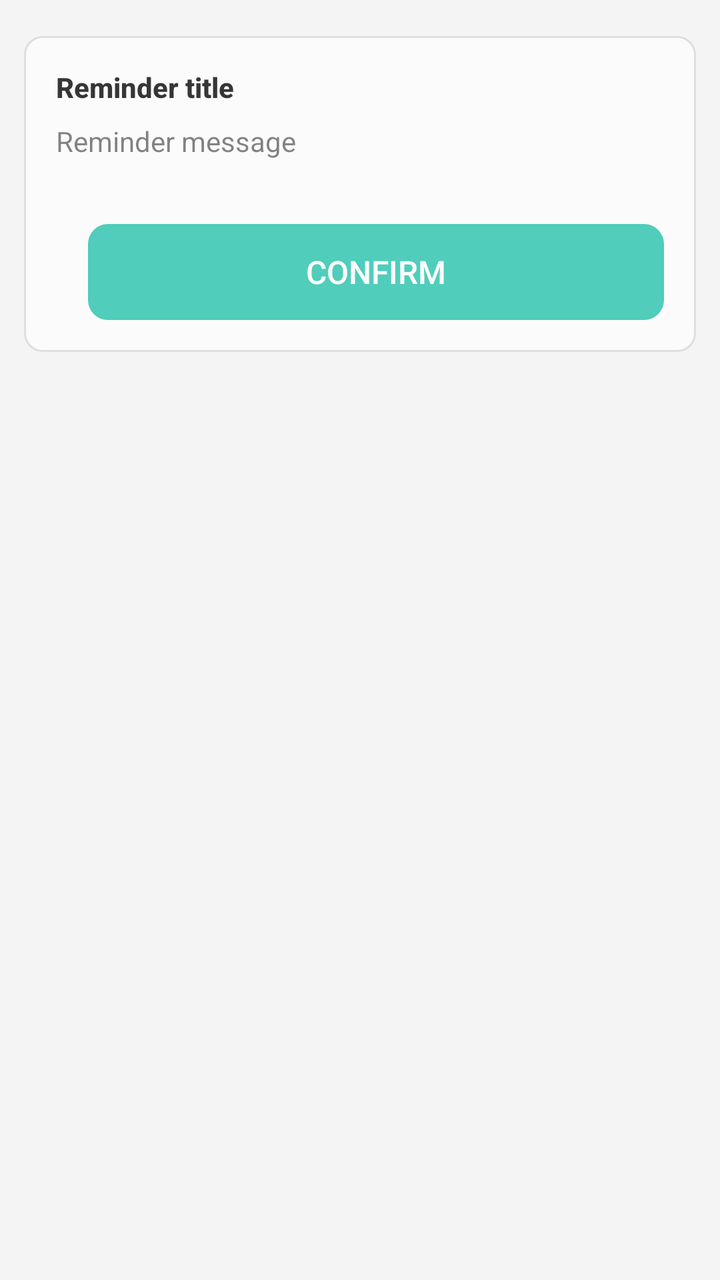
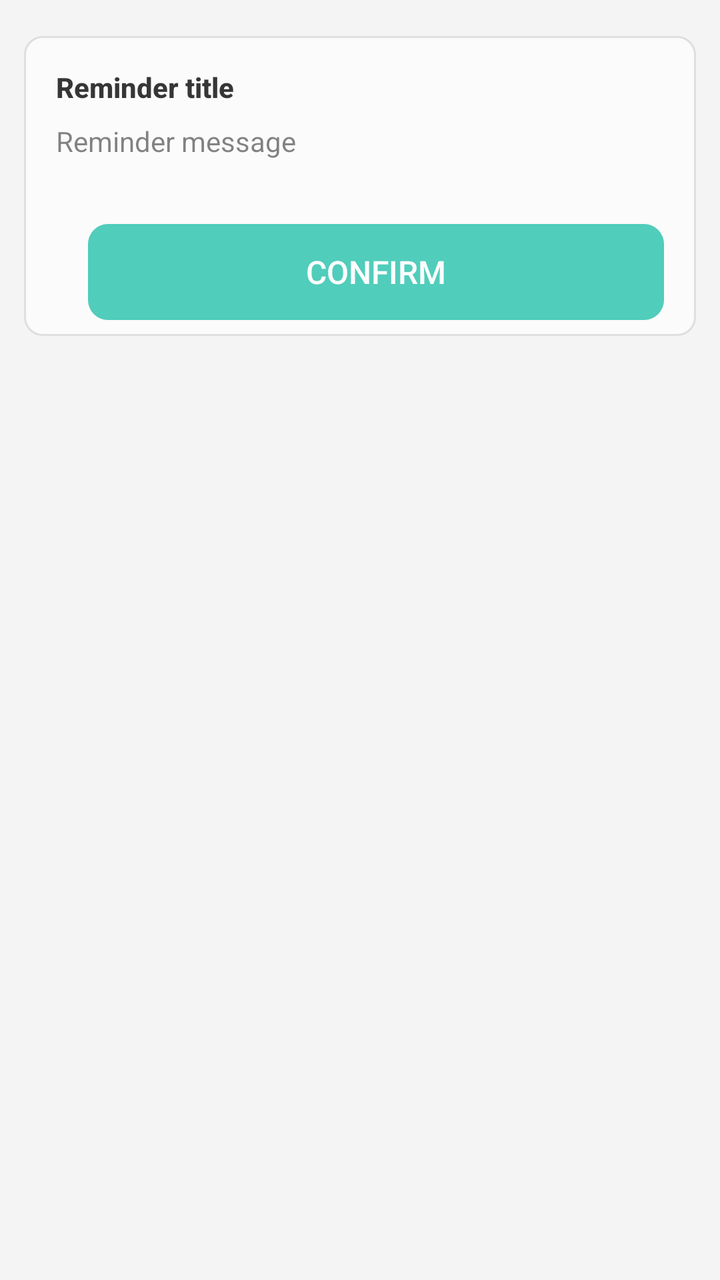

Two renders of the same Android screen: before a commit and after it. Below are the layout's source before the change and the commit's diff.
<!-- AndroidManifest.xml: application theme AppTheme -->
<!-- res/layout/dialog_alert.xml -->
<?xml version="1.0" encoding="utf-8"?>
<ScrollView
    xmlns:android="http://schemas.android.com/apk/res/android"
    android:overScrollMode="never"
    android:layout_width="match_parent"
    android:layout_height="match_parent">

    <LinearLayout
        android:layout_width="match_parent"
        android:layout_height="wrap_content"
        android:orientation="vertical"
        android:padding="12dp">

        <LinearLayout
            android:alpha="0.9"
            android:paddingBottom="16dp"
            android:layout_width="match_parent"
            android:layout_height="wrap_content"
            android:minHeight="150dp"
            android:layout_marginTop="6dp"
            android:background="@drawable/krscript_item_ripple_kon"
            android:orientation="vertical">

            <TextView
                android:id="@+id/confirm_title"
                android:paddingStart="16dp"
                android:paddingEnd="16dp"
                android:paddingTop="16dp"
                style="@style/textTitle"
                android:layout_width="match_parent"
                android:layout_height="wrap_content"
                android:text="@string/confirm_title" />
            <TextView
                android:id="@+id/confirm_message"
                android:textIsSelectable="true"
                android:paddingStart="16dp"
                android:paddingEnd="16dp"
                android:paddingTop="8dp"
                android:paddingBottom="16dp"
                android:text="@string/confirm_message"
                android:layout_width="match_parent"
                android:layout_height="wrap_content" />

            <FrameLayout
                android:id="@+id/confirm_custom_view"
                android:layout_width="match_parent"
                android:layout_height="wrap_content" />

            <LinearLayout
                android:layout_marginTop="16dp"
                android:layout_marginHorizontal="16dp"
                android:orientation="horizontal"
                android:layout_width="match_parent"
                android:layout_height="wrap_content">

                <Button
                    android:id="@+id/btn_confirm"
                    style="@style/dialogConfirmBtn"
                    android:text="@string/btn_confirm">
                </Button>
            </LinearLayout>
        </LinearLayout>

    </LinearLayout>
</ScrollView>
<!-- resources referenced by this layout -->
<resources>
  <string name="btn_confirm">Confirm</string>
  <string name="confirm_message">Reminder message</string>
  <string name="confirm_title">Reminder title</string>
  <style name="dialogConfirmBtn" parent="dialogLargeBtn">
          <item name="android:textColor">#FFFFFF</item>
          <item name="android:background">@drawable/btn_bg_large</item>
      </style>
  <style name="textTitle">
          <item name="android:textColor">?android:attr/textColorPrimary</item>
          <item name="android:textStyle">bold</item>
          <item name="android:textSize">14dp</item>
      </style>
  <!-- drawable btn_bg_large (drawable) -->
  <?xml version="1.0" encoding="utf-8"?>
  <selector xmlns:android="http://schemas.android.com/apk/res/android">
      <item android:drawable="@drawable/btn_bg_active_large" android:state_pressed="true" />
      <item android:drawable="@drawable/btn_bg_disabled_large" android:state_enabled="false" />
      <item android:drawable="@drawable/btn_bg_inactive_large" />
  </selector>
  <color name="colorPrimary">#64CDB6</color>
  <color name="colorPrimaryDark">#30C7B6</color>
  <color name="colorAccent">#0dbda2</color>
  <color name="colorParseDark">#20605f5f</color>
  <color name="colorPirmDark">#20000000</color>
  <color name="status_bg_light">@android:color/white</color>
  <style name="AppTheme.AppBarOverlay.Light" parent="ThemeOverlay.AppCompat.ActionBar">
          <item name="titleTextColor">?android:textColorPrimary</item>
          <item name="subtitleTextColor">?android:textColorSecondary</item>
          <item name="colorControlNormal">?android:textColorPrimary</item>
          <item name="android:foregroundTint">?android:textColorSecondary</item>
          <item name="android:foregroundTintMode">screen</item>
      </style>
  <color name="window_bg_light">#f4f4f4</color>
  <color name="cardBgLight">#CCFFFFFF</color>
  <!-- drawable btn_bg_active_large (drawable) -->
  <?xml version="1.0" encoding="utf-8"?>
  <shape xmlns:android="http://schemas.android.com/apk/res/android"
      android:shape="rectangle">
      <solid android:color="#0E828282" />
      
      
      <corners android:radius="10dp" />
  
      
      <padding
          android:bottom="0dp"
          android:left="0dp"
          android:right="0dp"
          android:top="0dp" />
  </shape>
  <!-- drawable btn_bg_inactive_large (drawable) -->
  <?xml version="1.0" encoding="utf-8"?>
  <shape xmlns:android="http://schemas.android.com/apk/res/android"
      android:shape="rectangle">
      <solid android:color="?android:colorAccent" />
      
      
      <corners android:radius="10dp" />
  
      
      <padding
          android:bottom="0dp"
          android:left="0dp"
          android:right="0dp"
          android:top="0dp" />
  </shape>
  <!-- drawable seekbar_thumb (drawable) -->
  <?xml version="1.0" encoding="utf-8"?>
  <shape xmlns:android="http://schemas.android.com/apk/res/android">
      <solid android:color="@android:color/transparent" />
      <corners android:radius="10dp" />
      <size
          android:width="12dp"
          android:height="12dp" />
  </shape>
  <!-- drawable switch_track_disabled (drawable) -->
  <?xml version="1.0" encoding="utf-8"?>
  <shape xmlns:android="http://schemas.android.com/apk/res/android">
      <solid android:color="#22888888" />
      <corners android:radius="10dp" />
      <size android:width="66dp" android:height="20dp" />
  </shape>
  <!-- drawable switch_track_open (drawable) -->
  <?xml version="1.0" encoding="utf-8"?>
  <shape xmlns:android="http://schemas.android.com/apk/res/android">
      <solid android:color="?android:colorAccent" />
      <corners android:radius="10dp" />
      <size android:width="66dp" android:height="20dp" />
  </shape>
  <!-- drawable switch_track_close (drawable) -->
  <?xml version="1.0" encoding="utf-8"?>
  <shape xmlns:android="http://schemas.android.com/apk/res/android">
      <solid android:color="#44888888" />
      <corners android:radius="10dp" />
      <size android:width="66dp" android:height="20dp" />
  </shape>
  <!-- unchanged entries left out for length: 12 -->
</resources>

<!-- the commit's change to res/layout/dialog_alert.xml (unified diff, before → after) -->
@@ -13,7 +13,6 @@
 
         <LinearLayout
             android:alpha="0.9"
-            android:paddingBottom="16dp"
             android:layout_width="match_parent"
             android:layout_height="wrap_content"
             android:minHeight="150dp"
